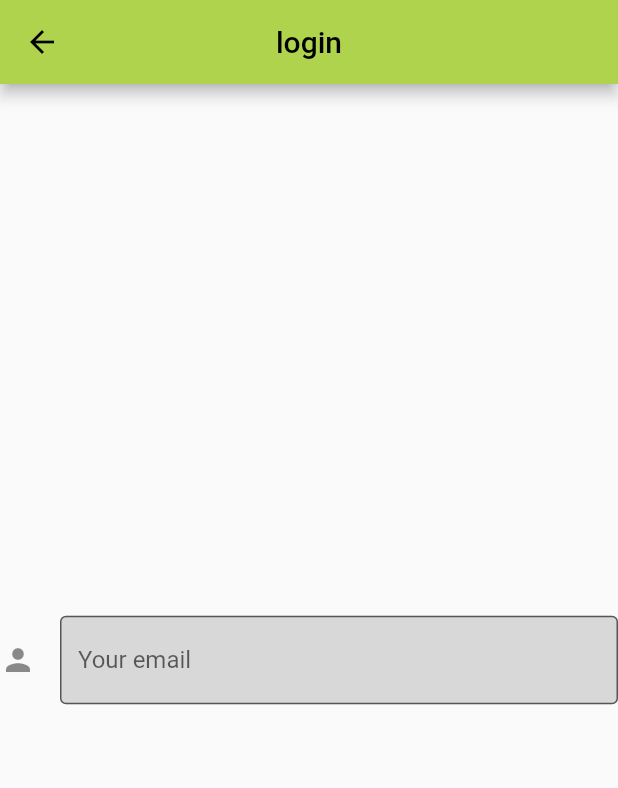
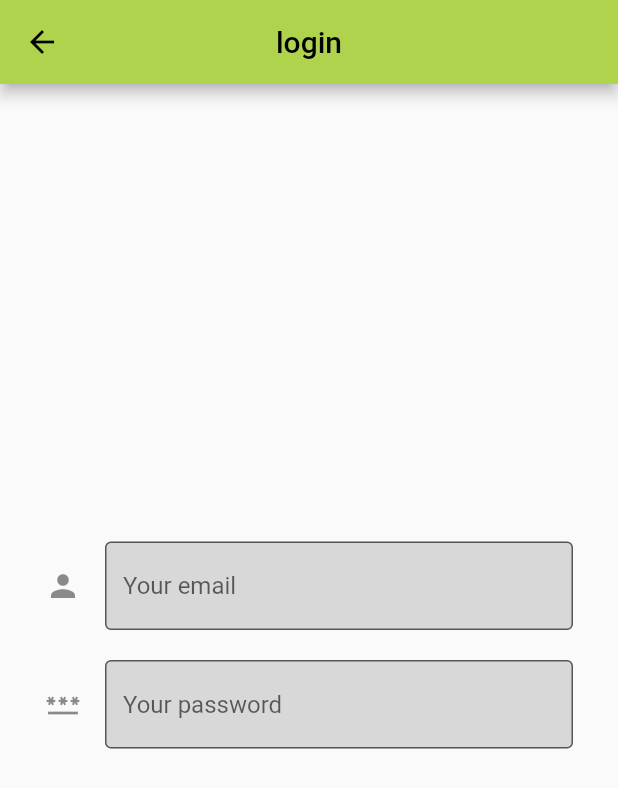
Before and after one commit to nichapap/docpost, a Flutter app: the screen it shows after launch, after a tap on the "add alert" icon, on a phone screen of 412 x 824 dp. Shown: the top 788 px of the screen. Run offline on Flutter 3.47's test engine with Material 2 defaults, Android fonts, the phone set to English and light mode, and no system bars.

Commit message:
edit_some

```diff
--- a/lib/login_page.dart
+++ b/lib/login_page.dart
@@ -1,3 +1,4 @@
+import 'package:docpost/main.dart';
 import 'package:flutter/material.dart';
 
 class LoginPage extends StatelessWidget {
@@ -13,7 +14,8 @@ class LoginPage extends StatelessWidget {
         title: Text(title),
         backgroundColor: const Color.fromARGB(255, 175, 211, 76),
       ),
-      body: Center(
+      body: Container(
+        margin: const EdgeInsets.all(30),
         child: Column(
           mainAxisAlignment: MainAxisAlignment.center,
           children: const [
@@ -25,7 +27,31 @@ class LoginPage extends StatelessWidget {
                 filled: true,
                 hintText: 'Your email',
               ),
-            )
+            ),
+            SizedBox(
+              height: 20,
+            ),
+            TextField(
+              decoration: InputDecoration(
+                border: OutlineInputBorder(),
+                icon: Icon(Icons.password),
+                fillColor: Color.fromARGB(221, 211, 211, 211),
+                filled: true,
+                hintText: 'Your password',
+              ),
+            ),
+            SizedBox(
+              height: 20,
+            ),
+
+            // ElevatedButton(
+            //   onPressed: () {
+            //     Navigator.push(
+            //       context,
+            //       MaterialPageRoute(builder: (context) => const MyHomePage(title: title)));
+            //   },
+            //   child: Text("Login"),
+            // ),
           ],
         ),
       ),
```
Also changed, not shown: lib/login_box.dart (added, +27 -0 lines).
